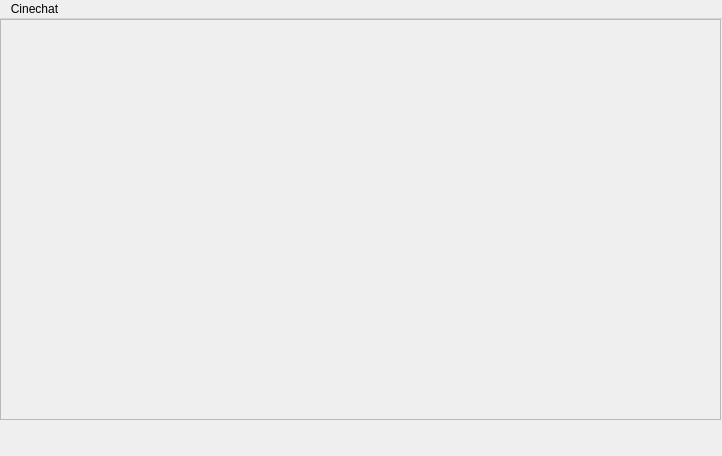
Above: src/mainwindow.ui from Cheloved/CineChat before the change. Below: the same form after it.
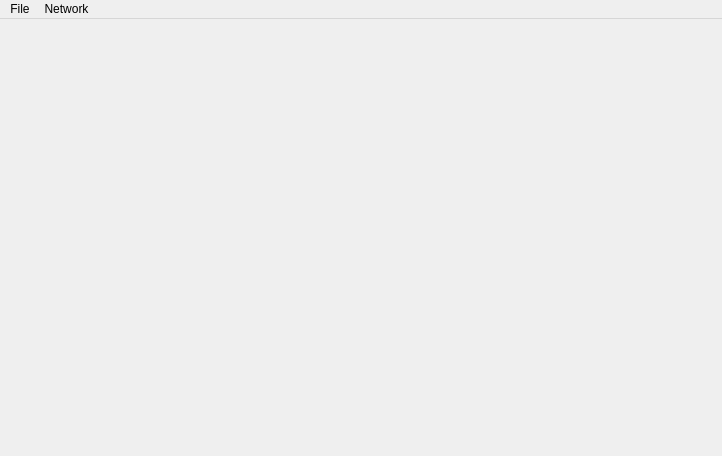
That is the form after the change.

What changed in the file:
```diff
--- a/src/mainwindow.ui
+++ b/src/mainwindow.ui
@@ -24,11 +24,14 @@
      </rect>
     </property>
     <property name="frameShape">
-     <enum>QFrame::StyledPanel</enum>
+     <enum>QFrame::NoFrame</enum>
     </property>
     <property name="frameShadow">
      <enum>QFrame::Raised</enum>
     </property>
+    <property name="lineWidth">
+     <number>0</number>
+    </property>
    </widget>
   </widget>
   <widget class="QMenuBar" name="menuBar">
@@ -42,10 +45,19 @@
    </property>
    <widget class="QMenu" name="menuCinechat">
     <property name="title">
-     <string>Cinechat</string>
+     <string>File</string>
     </property>
+    <addaction name="actionLoad"/>
+   </widget>
+   <widget class="QMenu" name="menuNetwork">
+    <property name="title">
+     <string>Network</string>
+    </property>
+    <addaction name="actionConnect_to"/>
+    <addaction name="actionBecome_host"/>
    </widget>
    <addaction name="menuCinechat"/>
+   <addaction name="menuNetwork"/>
   </widget>
   <action name="actiont">
    <property name="text">
```
Left out of the diff: 15 changed lines with no effect on the pictures.
